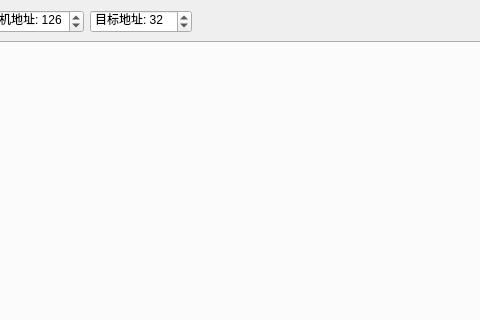
Before: the Qt Designer form mainwindow.ui in a9876653/qt-j1939, drawn with Qt 5; both pictures show x 480 to 960 and y 0 to 320 of the 1222 by 674 pixel window.
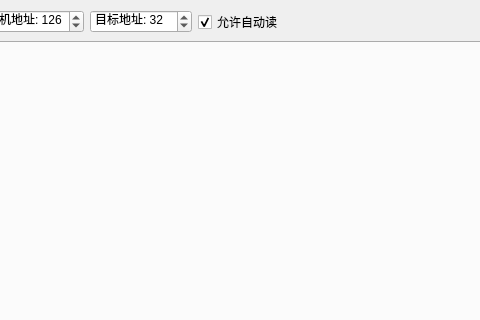
After: the same form once the commit is applied. Icons and pictures are not drawn.

Patch:
```diff
--- a/mainwindow.ui
+++ b/mainwindow.ui
@@ -115,6 +115,16 @@
         </property>
        </widget>
       </item>
+      <item>
+       <widget class="QCheckBox" name="autoReadCheckBox">
+        <property name="text">
+         <string>允许自动读</string>
+        </property>
+        <property name="checked">
+         <bool>true</bool>
+        </property>
+       </widget>
+      </item>
       <item>
        <spacer name="horizontalSpacer">
         <property name="orientation">
```
